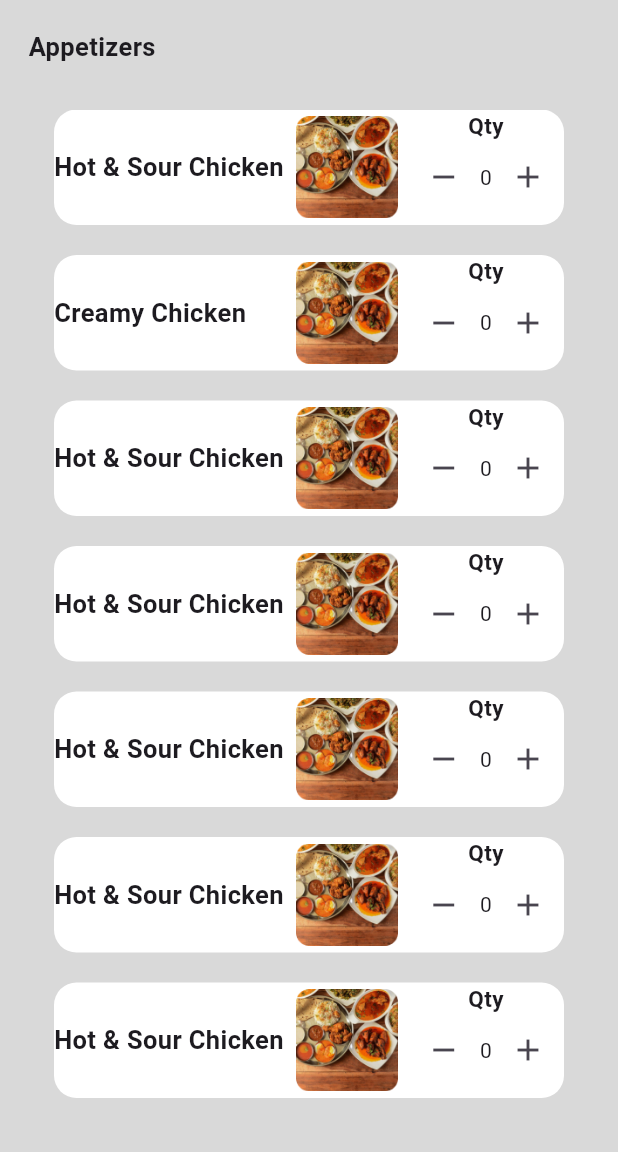
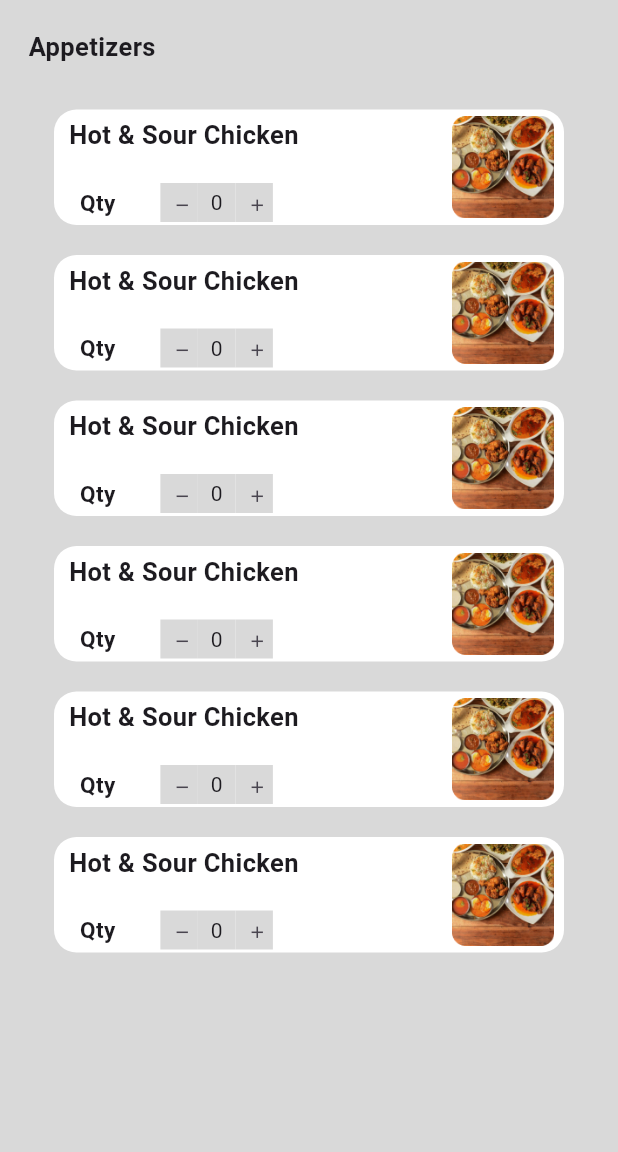
Before and after one commit to Soorya2002/Flutter-Meals-App, a Flutter app: the Appetizer screen opened directly, on a phone screen of 412 x 824 dp, the part 84-1236 px from its top. Run offline on Flutter 3.47's test engine with Material 3 defaults, Android fonts, the phone set to English and light mode, and no system bars; our stand-ins replace hexcolor.

Commit message:
changed alignment

```diff
--- a/lib/data/appetizer_data.dart
+++ b/lib/data/appetizer_data.dart
@@ -7,7 +7,7 @@ class AppetizerData {
 
 List<AppetizerData> appetizerData = [
   AppetizerData(ititle: 'Hot & Sour Chicken', img: 'assets/Rectangle 8.png'),
-  AppetizerData(ititle: 'Creamy Chicken', img: 'assets/Rectangle 8.png'),
+  // AppetizerData(ititle: 'Creamy Chicken', img: 'assets/Rectangle 8.png'),
   AppetizerData(ititle: 'Hot & Sour Chicken', img: 'assets/Rectangle 8.png'),
   AppetizerData(ititle: 'Hot & Sour Chicken', img: 'assets/Rectangle 8.png'),
   AppetizerData(ititle: 'Hot & Sour Chicken', img: 'assets/Rectangle 8.png'),
--- a/lib/model/appetizer_box.dart
+++ b/lib/model/appetizer_box.dart
@@ -26,20 +26,22 @@ class AppetizerBox extends StatelessWidget {
               borderRadius: BorderRadius.circular(15), color: Colors.white),
           child: Row(
             children: [
-              Text(
+              Column(
+                children: [
+                  Padding(
+                    padding: const EdgeInsets.only(left: 10, top: 5),
+                    child: Text(
                       itemName,
                       style: TextStyle(
                         fontSize: 17,
                         fontWeight: FontWeight.w600,
                       ),
                     ),
-              Spacer(),
-              Image.asset(
-                imageUrl,
-                width: 81,
-                height: 68,
                   ),
-              Column(
+                  SizedBox(
+                    height: 20,
+                  ),
+                  Row(
                     children: [
                       const Text(
                         "Qty",
@@ -48,21 +50,99 @@ class AppetizerBox extends StatelessWidget {
                           fontWeight: FontWeight.w600,
                         ),
                       ),
-                  Row(
+
+                      Padding(
+                        padding: const EdgeInsets.only(
+                          left: 30,
+                        ),
+                        child: Row(
                           children: [
-                      IconButton(
+                            Container(
+                              width: 25,
+                              height: 26,
+                              decoration: BoxDecoration(
+                                color: Color(0xffd9d9d9),
+                              ),
+                              child: IconButton(
                                 onPressed: onDecrease,
-                        icon: Icon(Icons.remove),
+                                icon: Icon(Icons.remove, size: 13),
                               ),
-                      Text('$quantity'),
-                      IconButton(
+                            ),
+                            Container(
+                              width: 25,
+                              height: 26,
+                              decoration: BoxDecoration(
+                                color: Color(0xffd9d9d9),
+                              ),
+                              child: Center(
+                                child: Text('$quantity'),
+                              ),
+                            ),
+                            Container(
+                              width: 25,
+                              height: 26,
+                              decoration: BoxDecoration(
+                                color: Color(0xffd9d9d9),
+                              ),
+                              child: IconButton(
                                 onPressed: onIncrease,
-                        icon: Icon(Icons.add),
+                                icon: Icon(
+                                  Icons.add,
+                                  size: 13,
                                 ),
+                              ),
+                            ),
+                          ],
+                        ),
+                      )
+
+                      // Container(
+                      //   width: 25,
+                      //   height: 26,
+                      //   decoration: BoxDecoration(
+                      //     color: Color(0xffd9d9d9),
+                      //   ),
+                      //   child: Padding(
+                      //     padding: const EdgeInsets.only(bottom: 10, right: 10),
+                      //     child: IconButton(
+                      //       onPressed: onDecrease,
+                      //       icon: Icon(
+                      //         Icons.remove,
+                      //       ),
+                      //     ),
+                      //   ),
+                      // ),
+                      // SizedBox(width: 8),
+                      // Container(
+                      //   width: 25,
+                      //   height: 26,
+                      //   decoration: BoxDecoration(
+                      //     color: Color(0xffd9d9d9),
+                      //   ),
+                      //   child: Text('$quantity'),
+                      // ),
+                      // SizedBox(width: 8),
+                      // Container(
+                      //   width: 25,
+                      //   height: 26,
+                      //   decoration: BoxDecoration(
+                      //     color: Color(0xffd9d9d9),
+                      //   ),
+                      //   child: IconButton(
+                      //     onPressed: onIncrease,
+                      //     icon: Icon(Icons.add),
+                      //   ),
+                      // ),
                     ],
                   )
                 ],
-              )
+              ),
+              Spacer(),
+              Image.asset(
+                imageUrl,
+                width: 81,
+                height: 68,
+              ),
             ],
           ),
         ),
```
Lines whose indentation alone changed are shown as unchanged.
